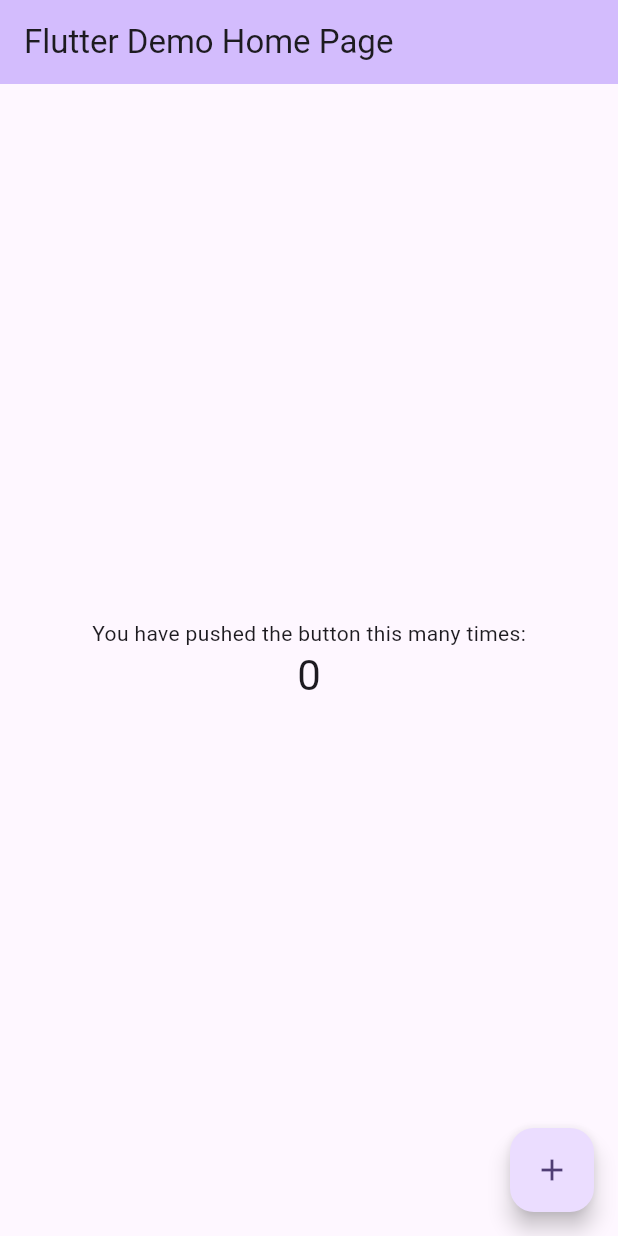
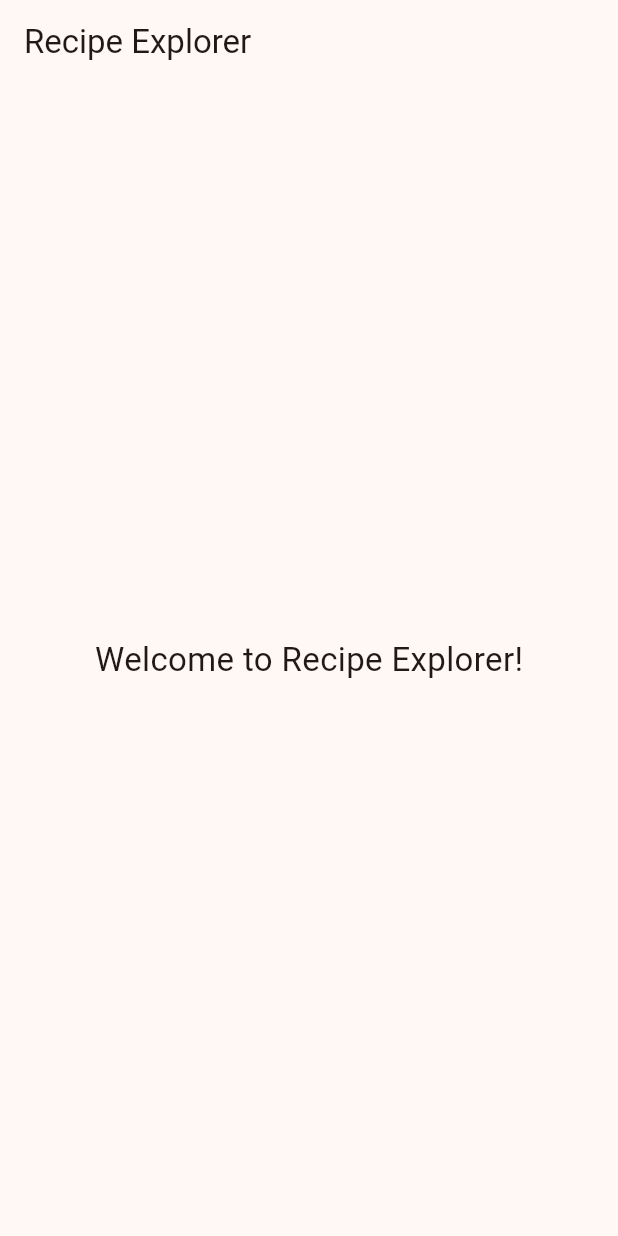
Before and after one commit to aarushmahato/mobile-app-final-2025791036, a Flutter app: the screen it shows after launch, on a phone screen of 412 x 824 dp. Run offline on Flutter 3.47's test engine with Material 3 defaults, Android fonts, the phone set to English and light mode, and no system bars.

Commit message:
Set up app entry point and theme

```diff
--- a/lib/main.dart
+++ b/lib/main.dart
@@ -1,121 +1,33 @@
 import 'package:flutter/material.dart';
 
 void main() {
-  runApp(const MyApp());
+  runApp(const RecipeExplorerApp());
 }
 
-class MyApp extends StatelessWidget {
-  const MyApp({super.key});
+class RecipeExplorerApp extends StatelessWidget {
+  const RecipeExplorerApp({super.key});
 
-  // This widget is the root of your application.
   @override
   Widget build(BuildContext context) {
     return MaterialApp(
-      title: 'Flutter Demo',
+      debugShowCheckedModeBanner: false,
+      title: 'Recipe Explorer',
       theme: ThemeData(
-        // This is the theme of your application.
-        //
-        // TRY THIS: Try running your application with "flutter run". You'll see
-        // the application has a purple toolbar. Then, without quitting the app,
-        // try changing the seedColor in the colorScheme below to Colors.green
-        // and then invoke "hot reload" (save your changes or press the "hot
-        // reload" button in a Flutter-supported IDE, or press "r" if you used
-        // the command line to start the app).
-        //
-        // Notice that the counter didn't reset back to zero; the application
-        // state is not lost during the reload. To reset the state, use hot
-        // restart instead.
-        //
-        // This works for code too, not just values: Most code changes can be
-        // tested with just a hot reload.
-        colorScheme: .fromSeed(seedColor: Colors.deepPurple),
+        colorScheme: ColorScheme.fromSeed(
+          seedColor: Colors.orange,
+        ),
+        useMaterial3: true,
       ),
-      home: const MyHomePage(title: 'Flutter Demo Home Page'),
-    );
-  }
-}
-
-class MyHomePage extends StatefulWidget {
-  const MyHomePage({super.key, required this.title});
-
-  // This widget is the home page of your application. It is stateful, meaning
-  // that it has a State object (defined below) that contains fields that affect
-  // how it looks.
-
-  // This class is the configuration for the state. It holds the values (in this
-  // case the title) provided by the parent (in this case the App widget) and
-  // used by the build method of the State. Fields in a Widget subclass are
-  // always marked "final".
-
-  final String title;
-
-  @override
-  State<MyHomePage> createState() => _MyHomePageState();
-}
-
-class _MyHomePageState extends State<MyHomePage> {
-  int _counter = 0;
-
-  void _incrementCounter() {
-    setState(() {
-      // This call to setState tells the Flutter framework that something has
-      // changed in this State, which causes it to rerun the build method below
-      // so that the display can reflect the updated values. If we changed
-      // _counter without calling setState(), then the build method would not be
-      // called again, and so nothing would appear to happen.
-      _counter++;
-    });
-  }
-
-  @override
-  Widget build(BuildContext context) {
-    // This method is rerun every time setState is called, for instance as done
-    // by the _incrementCounter method above.
-    //
-    // The Flutter framework has been optimized to make rerunning build methods
-    // fast, so that you can just rebuild anything that needs updating rather
-    // than having to individually change instances of widgets.
-    return Scaffold(
-      appBar: AppBar(
-        // TRY THIS: Try changing the color here to a specific color (to
-        // Colors.amber, perhaps?) and trigger a hot reload to see the AppBar
-        // change color while the other colors stay the same.
-        backgroundColor: Theme.of(context).colorScheme.inversePrimary,
-        // Here we take the value from the MyHomePage object that was created by
-        // the App.build method, and use it to set our appbar title.
-        title: Text(widget.title),
-      ),
-      body: Center(
-        // Center is a layout widget. It takes a single child and positions it
-        // in the middle of the parent.
-        child: Column(
-          // Column is also a layout widget. It takes a list of children and
-          // arranges them vertically. By default, it sizes itself to fit its
-          // children horizontally, and tries to be as tall as its parent.
-          //
-          // Column has various properties to control how it sizes itself and
-          // how it positions its children. Here we use mainAxisAlignment to
-          // center the children vertically; the main axis here is the vertical
-          // axis because Columns are vertical (the cross axis would be
-          // horizontal).
-          //
-          // TRY THIS: Invoke "debug painting" (choose the "Toggle Debug Paint"
-          // action in the IDE, or press "p" in the console), to see the
-          // wireframe for each widget.
-          mainAxisAlignment: .center,
-          children: [
-            const Text('You have pushed the button this many times:'),
-            Text(
-              '$_counter',
-              style: Theme.of(context).textTheme.headlineMedium,
-            ),
-          ],
+      home: Scaffold(
+        appBar: AppBar(
+          title: const Text('Recipe Explorer'),
         ),
-      ),
-      floatingActionButton: FloatingActionButton(
-        onPressed: _incrementCounter,
-        tooltip: 'Increment',
-        child: const Icon(Icons.add),
+        body: const Center(
+          child: Text(
+            'Welcome to Recipe Explorer!',
+            style: TextStyle(fontSize: 22),
+          ),
+        ),
       ),
     );
   }
```
